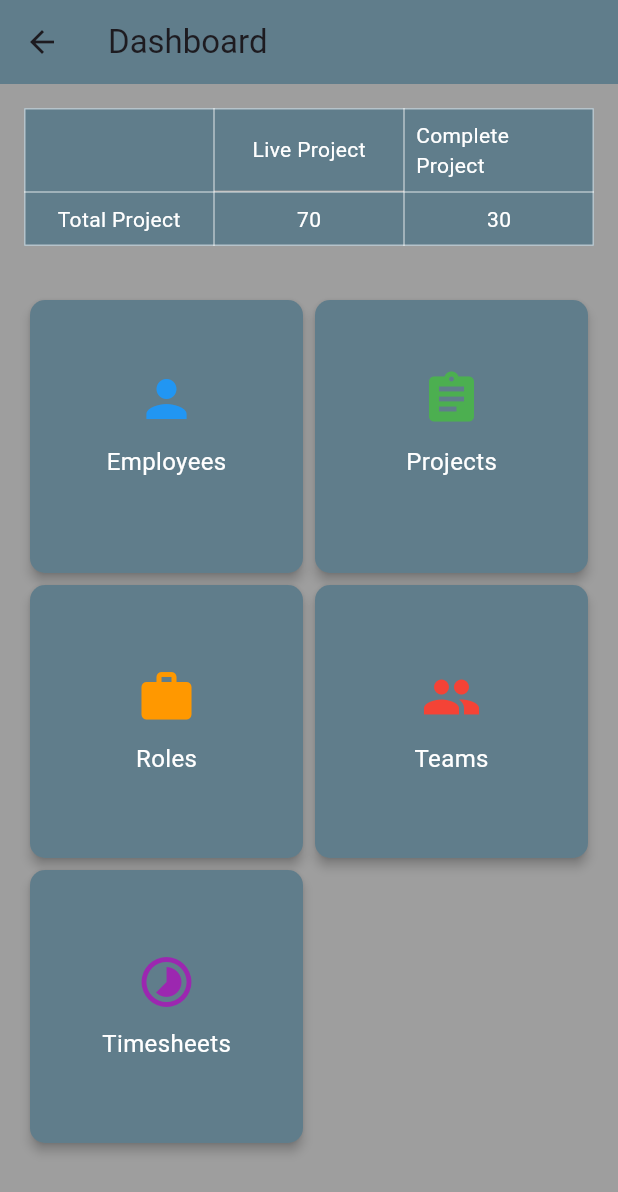
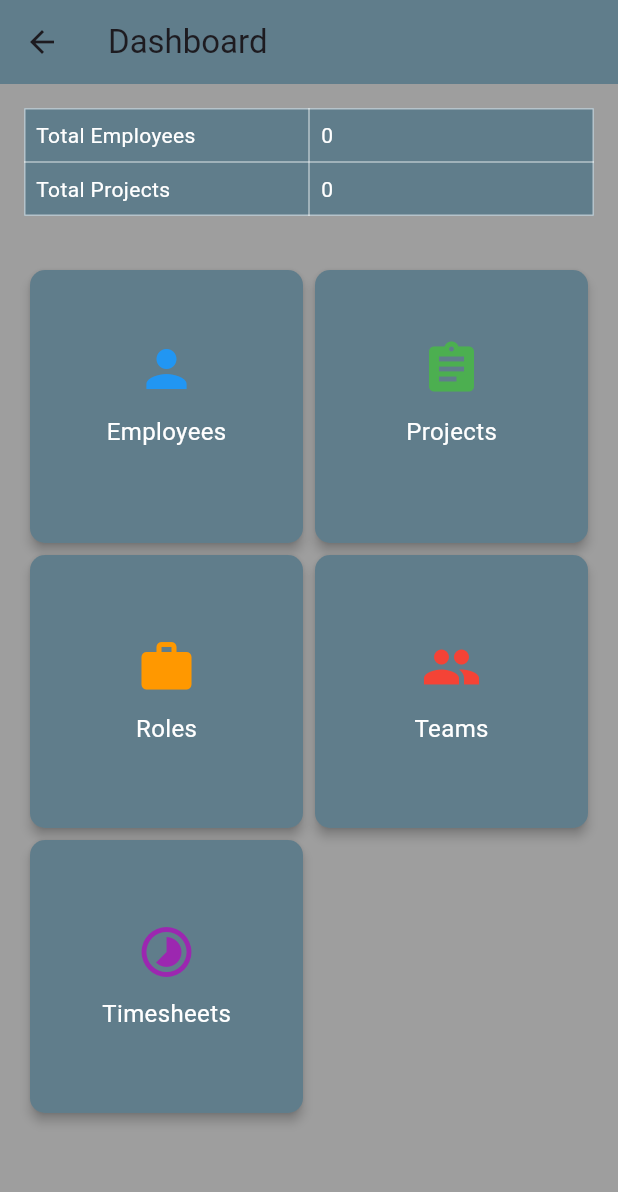
Before and after one commit to rohitrt2002/time_sheet_flutter_application, a Flutter app: the DashboardScreen screen opened directly, on a phone screen of 412 x 824 dp. Shown: the top 1192 px of the screen. Run offline on Flutter 3.47's test engine with Material 3 defaults, Android fonts, the phone set to English and light mode, and no system bars; our stand-ins replace cloud_firestore, firebase_auth, firebase_core, shared_preferences; missing offline and left inert: dart:ffi; accounts and stored records are empty; generated files the repository leaves out were written again.

Commit message:
dashboard page update!

```diff
--- a/lib/Dashboard_Screen.dart
+++ b/lib/Dashboard_Screen.dart
@@ -1,17 +1,64 @@
 import 'package:flutter/material.dart';
 import 'package:cloud_firestore/cloud_firestore.dart';
-import 'package:syncfusion_flutter_charts/charts.dart';
-import 'package:syncfusion_flutter_gauges/gauges.dart';
-import 'package:syncfusion_flutter_charts/charts.dart' as charts;
-import 'package:syncfusion_flutter_gauges/gauges.dart' as gauges;
 import 'package:time_sheet_flutter_application/Employee_data.dart';
 import 'package:time_sheet_flutter_application/add_role.dart';
 import 'package:time_sheet_flutter_application/project_data.dart';
 import 'package:time_sheet_flutter_application/team.dart';
 import 'package:time_sheet_flutter_application/timesheetpaneladmin.dart';
 
-class DashboardScreen extends StatelessWidget {
+class DashboardScreen extends StatefulWidget {
+  @override
+  _DashboardScreenState createState() => _DashboardScreenState();
+}
+
+class _DashboardScreenState extends State<DashboardScreen> {
   final FirebaseFirestore _firestore = FirebaseFirestore.instance;
+  late int _employeeCount = 0;
+  late int _projectCount = 0;
+
+  @override
+  void initState() {
+    super.initState();
+    _fetchData();
+  }
+
+  Future<void> _fetchData() async {
+    try {
+      // Fetch employee count
+      final employeeQuery = await _firestore.collection('employees').get();
+      setState(() {
+        _employeeCount = employeeQuery.size;
+      });
+
+      // Fetch project count
+      final projectQuery = await _firestore.collection('projects').get();
+      setState(() {
+        _projectCount = projectQuery.size;
+      });
+    } catch (e) {
+      print('Failed to fetch data: $e');
+    }
+  }
+
+  Future<Map<String, int>?> _fetchDataFuture() async {
+    try {
+      // Fetch employee count
+      final employeeQuery = await _firestore.collection('employees').get();
+      final employeeCount = employeeQuery.size;
+
+      // Fetch project count
+      final projectQuery = await _firestore.collection('projects').get();
+      final projectCount = projectQuery.size;
+
+      return {
+        'employeeCount': employeeCount,
+        'projectCount': projectCount,
+      };
+    } catch (e) {
+      print('Failed to fetch data: $e');
+      return null;
+    }
+  }
 
   @override
   Widget build(BuildContext context) {
@@ -19,16 +66,15 @@ class DashboardScreen extends StatelessWidget {
       appBar: AppBar(
         title: Text('Dashboard'),
         backgroundColor: Colors.blueGrey,
-      ),backgroundColor: Colors.grey,
+      ),
+      backgroundColor: Colors.grey,
       body: Container(
         color: Colors.grey,
-
         child: SingleChildScrollView(
           scrollDirection: Axis.vertical,
           child: Column(
             children: [
               Container(
-
                 padding: EdgeInsets.all(16.0),
                 child: Table(
                   border: TableBorder.all(color: Colors.white54),
@@ -39,16 +85,10 @@ class DashboardScreen extends StatelessWidget {
                           child: Container(
                             padding: EdgeInsets.all(8.0),
                             color: Colors.blueGrey,
-                      child: Text('hbjhbbjhbhjbbhjbjhb',style: TextStyle(color: Colors.blueGrey),),
+                            child: Text(
+                              'Total Employees',
+                              style: TextStyle(color: Colors.white),
                             ),
-                  ),
-                  TableCell(
-                    child: Container(
-                      height: 55,
-                      padding: EdgeInsets.all(8.0),
-                      color: Colors.blueGrey,
-                      child: Center(child: Text('Live Project',
-                        style: TextStyle(color: Colors.white ),)),
                           ),
                         ),
                         TableCell(
@@ -56,8 +96,9 @@ class DashboardScreen extends StatelessWidget {
                             padding: EdgeInsets.all(8.0),
                             color: Colors.blueGrey,
                             child: Text(
-                        'Complete Project',
-                        style: TextStyle(color: Colors.white),),
+                              _employeeCount.toString(),
+                              style: TextStyle(color: Colors.white),
+                            ),
                           ),
                         ),
                       ],
@@ -68,24 +109,20 @@ class DashboardScreen extends StatelessWidget {
                           child: Container(
                             padding: EdgeInsets.all(8.0),
                             color: Colors.blueGrey,
-                      child: Center(child: Text('Total Project',
-                        style: TextStyle(color: Colors.white),)),
+                            child: Text(
+                              'Total Projects',
+                              style: TextStyle(color: Colors.white),
+                            ),
                           ),
                         ),
                         TableCell(
                           child: Container(
+                            padding: EdgeInsets.all(8.0),
                             color: Colors.blueGrey,
-                      padding: EdgeInsets.all(8.0),
-                      child: Center(child: Text('70',
-                        style: TextStyle(color: Colors.white),)),
+                            child: Text(
+                              _projectCount.toString(),
+                              style: TextStyle(color: Colors.white),
                             ),
-                  ),
-                  TableCell(
-                    child: Container(
-                      color: Colors.blueGrey,
-                      padding: EdgeInsets.all(8.0),
-                      child: Center(child: Text('30',
-                        style: TextStyle(color: Colors.white),)),
                           ),
                         ),
                       ],
@@ -93,15 +130,8 @@ class DashboardScreen extends StatelessWidget {
                   ],
                 ),
               ),
-              /*Row(
-                mainAxisAlignment: MainAxisAlignment.spaceEvenly,
-                children: [
-                  _buildPieChart(total: 70, complete: 50, live: 30),
-                  // Total, complete, and live projects
-                ],
-              ),*/
-              FutureBuilder<Map<String, int>>(
-                future: _fetchData(), // Fetch data asynchronously
+              FutureBuilder<Map<String, int>?>(
+                future: _fetchDataFuture(), // Fetch data asynchronously
                 builder: (context, snapshot) {
                   if (snapshot.connectionState == ConnectionState.waiting) {
                     return Center(
@@ -111,11 +141,16 @@ class DashboardScreen extends StatelessWidget {
                     return Center(
                       child: Text('Error: ${snapshot.error}'),
                     );
+                  } else if (snapshot.data == null) {
+                    return Center(
+                      child: Text('No data available'),
+                    );
                   } else {
                     final data = snapshot.data!;
                     return GridView.count(
                       shrinkWrap: true,
-                      physics: NeverScrollableScrollPhysics(), // Disable GridView scrolling
+                      physics: NeverScrollableScrollPhysics(),
+                      // Disable GridView scrolling
                       crossAxisCount: 2,
                       padding: EdgeInsets.all(16.0),
                       children: [
@@ -123,35 +158,41 @@ class DashboardScreen extends StatelessWidget {
                             data['employeeCount'] ?? 0, Colors.blue, () {
                               Navigator.push(
                                 context,
-                                MaterialPageRoute(builder: (context) => EmployeeList()), // Navigate to EmployeeList screen
+                                MaterialPageRoute(
+                                    builder: (context) => EmployeeList()),
                               );
                             }),
                         _buildGridItem(Icons.assignment, 'Projects',
                             data['projectCount'] ?? 0, Colors.green, () {
                               Navigator.push(
                                 context,
-                                MaterialPageRoute(builder: (context) => ProjectList()), // Navigate to EmployeeList screen
+                                MaterialPageRoute(
+                                    builder: (context) => ProjectList()),
                               );
                             }),
                         _buildGridItem(
                             Icons.work, 'Roles', null, Colors.orange, () {
                           Navigator.push(
                             context,
-                            MaterialPageRoute(builder: (context) => AddRoleScreen()), // Navigate to EmployeeList screen
+                            MaterialPageRoute(
+                                builder: (context) => AddRoleScreen()),
                           );
                         }),
                         _buildGridItem(
                             Icons.group, 'Teams', null, Colors.red, () {
                           Navigator.push(
                             context,
-                            MaterialPageRoute(builder: (context) => AddTeamScreen()), // Navigate to EmployeeList screen
+                            MaterialPageRoute(
+                                builder: (context) => AddTeamScreen()),
                           );
                         }),
                         _buildGridItem(
-                            Icons.timelapse, 'Timesheets', null, Colors.purple, () {
+                            Icons.timelapse, 'Timesheets', null,
+                            Colors.purple, () {
                           Navigator.push(
                             context,
-                            MaterialPageRoute(builder: (context) => timesheetPanelScreen()), // Navigate to EmployeeList screen
+                            MaterialPageRoute(
+                                builder: (context) => timesheetPanelScreen()),
                           );
                         }),
                       ],
@@ -162,9 +203,7 @@ class DashboardScreen extends StatelessWidget {
             ],
           ),
         ),
-
       ),
-
     );
   }
 
@@ -197,58 +236,4 @@ class DashboardScreen extends StatelessWidget {
       ),
     );
   }
-
-  Future<Map<String, int>> _fetchData() async {
-    try {
-      // Fetch employee count
-      final employeeQuery = await _firestore.collection('employees').get();
-      final employeeCount = employeeQuery.size;
-
-      // Fetch project count
-      final projectQuery = await _firestore.collection('projects').get();
-      final projectCount = projectQuery.size;
-
-      return {
-        'employeeCount': employeeCount,
-        'projectCount': projectCount,
-      };
-    } catch (e) {
-      throw ('Failed to fetch data: $e');
 }
-  }
-
-  Widget _buildPieChart({
-    required double total,
-    required double complete,
-    required double live,
-  }) {
-    return Container(
-      height: 300,
-      width: 300,
-      child: charts.SfCircularChart(
-        series: <charts.CircularSeries>[
-          charts.PieSeries<_ChartData, String>(
-            dataSource: [
-              _ChartData('Total', total),
-              _ChartData('Complete', complete),
-              _ChartData('Live', live),
-            ],
-            xValueMapper: (_ChartData data, _) => data.category,
-            yValueMapper: (_ChartData data, _) => data.value,
-            dataLabelSettings: charts.DataLabelSettings(
-              isVisible: true,
-              labelPosition: ChartDataLabelPosition.outside ,
-            ),
-          ),
-        ],
-      ),
-    );
-  }
-
-}
-  class _ChartData {
-  _ChartData(this.category, this.value);
-
-  final String category;
-  final double value;
-}
```
Lines whose indentation alone changed are shown as unchanged.
